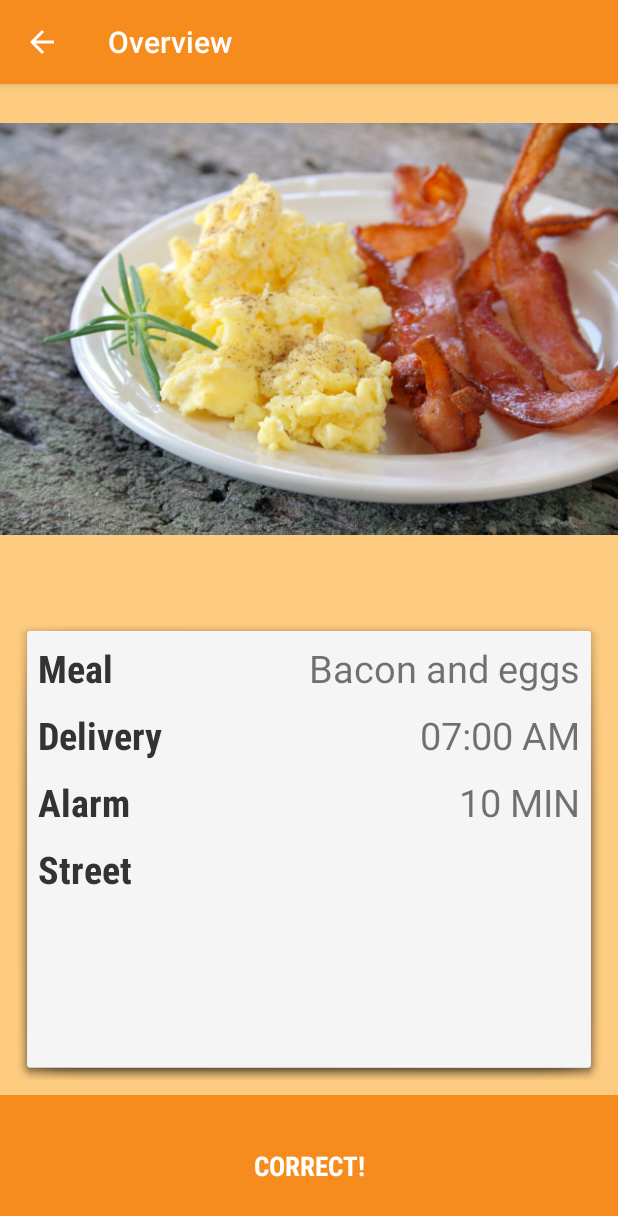
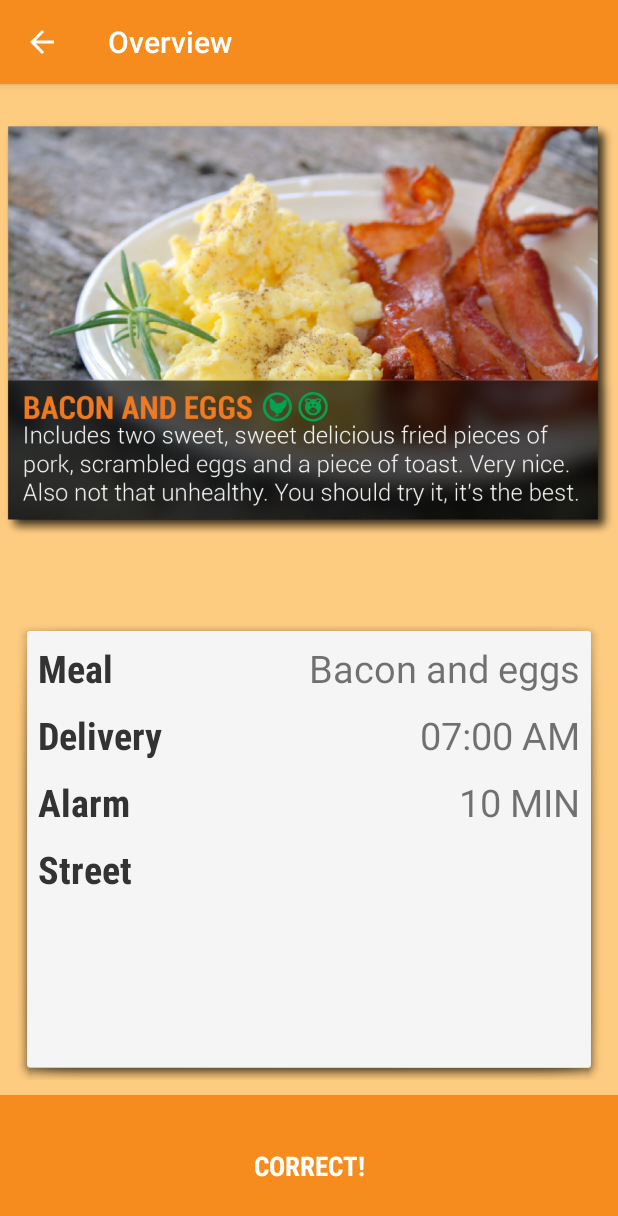
Before and after one commit to rlunding/DeliciousClock, an Android app: the OverviewSelectionActivity screen opened directly, with no data from a screen before it, on a phone screen of 412 x 824 dp. Shown: the top 1216 px of the screen. Run offline under Robolectric (Android 15) with nearby library versions, the phone set to English and light mode, and no system bars.

Commit message:
random styling

```diff
--- a/app/src/main/java/org/lunding/deliciousclock/data/SQLiteHandler.java
+++ b/app/src/main/java/org/lunding/deliciousclock/data/SQLiteHandler.java
@@ -41,11 +41,11 @@ public class SQLiteHandler extends SQLiteOpenHelper {
     public SQLiteHandler(Context context){
         super(context, DATABASE_NAME, null, DATABASE_VERSION);
 
-        arrayOfMeals.add(new Meal(1, R.drawable.bacon_and_eggs, R.drawable.bacon_and_eggs_card, R.drawable.home_bacon, "Bacon and eggs", "Includes two sweet delicious fried pieces of pork," +
+        arrayOfMeals.add(new Meal(1, R.drawable.bacon_and_eggs, R.drawable.sortkort_bacon, R.drawable.sortkort_bacon, "Bacon and eggs", "Includes two sweet delicious fried pieces of pork," +
                 "scramled eggs, and a piece of toast."));
-        arrayOfMeals.add(new Meal(2, R.drawable.burrito, R.drawable.burrito_card, R.drawable.home_burrito, "Breakfast Burrito", "Includes two delicious breakfast burritos. Pick this one" +
+        arrayOfMeals.add(new Meal(2, R.drawable.burrito, R.drawable.sortkort_burrito, R.drawable.sortkort_burrito, "Breakfast Burrito", "Includes two delicious breakfast burritos. Pick this one" +
                 "if you're allergic to everything."));
-        arrayOfMeals.add(new Meal(3, R.drawable.vegetarian, R.drawable.vegetarian_card, R.drawable.home_vegetarian, "Vegetarian", "Includes some vegetarian lasagna thingy. You should pick" +
+        arrayOfMeals.add(new Meal(3, R.drawable.vegetarian, R.drawable.sortkort_vegetar, R.drawable.sortkort_vegetar, "Vegetarian", "Includes some vegetarian lasagna thingy. You should pick" +
                 "this one if you're against killing animals for food!"));
     }
 
--- a/app/src/main/java/org/lunding/deliciousclock/register/OverviewSelectionActivity.java
+++ b/app/src/main/java/org/lunding/deliciousclock/register/OverviewSelectionActivity.java
@@ -51,7 +51,7 @@ public class OverviewSelectionActivity extends AppCompatActivity {
         String alarm = String.valueOf(time.getOffset());
         String address = signupObject.getAddress().getAddress();*/
         Meal meal = Utilities.getMeal(this);
-        int image = meal.getImage();
+        int image = meal.getImagecard();
         String mealTitle = meal.getTitle();
 
         Time time = Utilities.getTime(this);
```
Also changed, not shown: app/src/main/res/drawable-hdpi/sortkort_bacon.png (added), app/src/main/res/drawable-ldpi/sortkort_bacon.png (added), app/src/main/res/drawable-ldpi/sortkort_burrito.png (added), app/src/main/res/drawable-ldpi/sortkort_vegetar.png (added), app/src/main/res/drawable-mdpi/sortkort_bacon.png (added), app/src/main/res/drawable-mdpi/sortkort_burrito.png (added), app/src/main/res/drawable-mdpi/sortkort_vegetar.png (added), app/src/main/res/drawable-xhdpi/sortkort_bacon.png (added), 10 other files.
